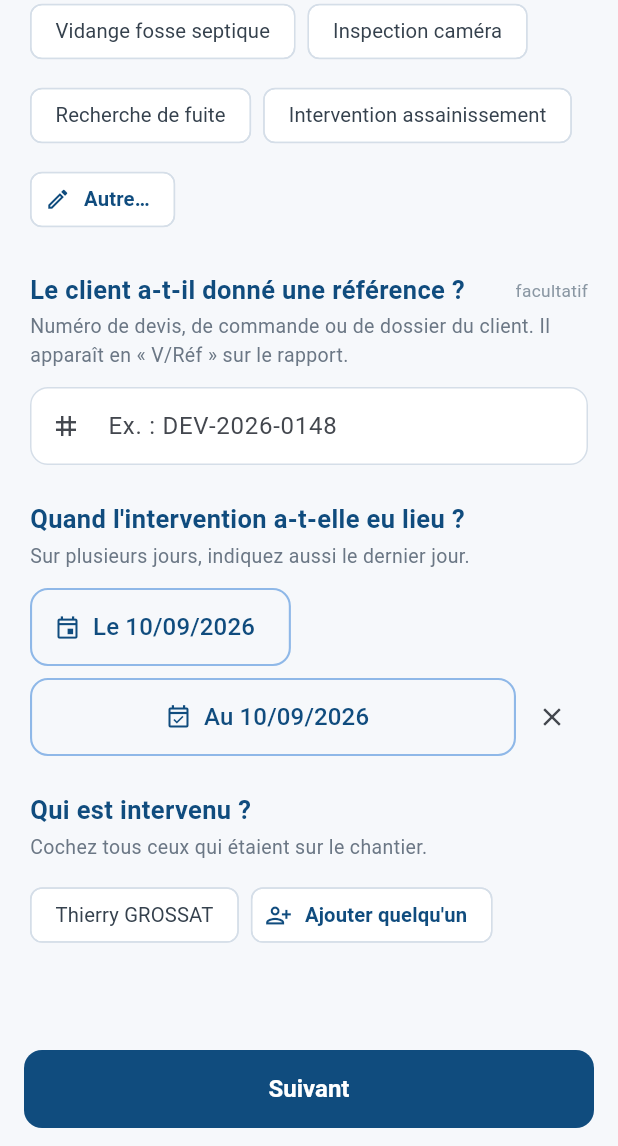
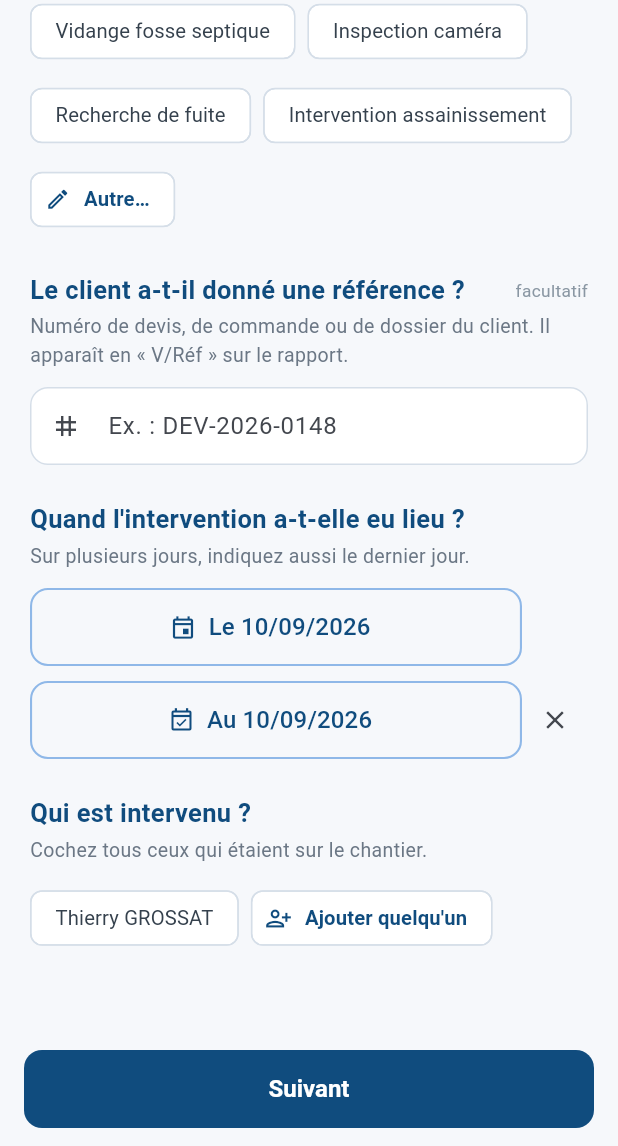
Before and after one commit to Thomas-Grsst/Flutter-Rapport-intervention, a Flutter app: the ReportWizardScreen screen opened directly with empty values, scrolled down 1030 dp, on a phone screen of 412 x 824 dp, the part 90-1236 px from its top. Run offline on Flutter 3.47's test engine with Material 3 defaults, Android fonts, the phone set to English and light mode, and no system bars; our stand-ins replace cross_file, image_picker, pdf, printing, share_plus, signature and 1 more.

Commit message:
Corrige le plantage au retour sur la liste des rapports
La vignette des cartes de la liste lisait encore sa photo avec `dart:io`.
Dans un navigateur, cela lève « Unsupported operation: _Namespace » : le
premier rapport comportant une photo faisait donc planter l'accueil au
retour de l'assistant. Elle passe par MediaImage, comme les autres écrans.

Ajoute le test qui aurait attrapé cette régression : hors du stockage sur
fichiers, plus aucun fichier de lib/ ne doit importer `dart:io`. Un tel
import compile sans broncher et n'explose qu'à l'ouverture de l'écran
fautif dans un navigateur.

Aligne enfin les deux dates d'intervention : la date de début, plus courte,
s'arrêtait au bout de son texte pendant que la date de fin occupait toute
la largeur. Elles partagent maintenant la même largeur, la gouttière de la
croix comprise.

Vérifications : flutter analyze sans avertissement, 36 tests, et le
parcours complet rejoué dans un navigateur jusqu'au retour sur la liste.

Co-Authored-By: Claude Opus 5 <noreply@anthropic.com>
Claude-Session: https://claude.ai/code/session_01J4rqwWm61WMrGSb4V6jZnn

```diff
--- a/lib/screens/steps/step_site.dart
+++ b/lib/screens/steps/step_site.dart
@@ -72,6 +72,23 @@ class _SiteStepState extends State<SiteStep> {
         }
       });
     }
+  }
+
+  /// Largeur réservée à la croix qui retire la date de fin. La même valeur
+  /// sert de gouttière sous la date de début, pour que les deux boutons
+  /// s'alignent exactement.
+  static const double _clearButtonWidth = 44;
+
+  Widget _dateButton({
+    required VoidCallback onPressed,
+    required IconData icon,
+    required String label,
+  }) {
+    return OutlinedButton.icon(
+      onPressed: onPressed,
+      icon: Icon(icon),
+      label: Text(label, style: const TextStyle(fontSize: 16)),
+    );
   }
 
   Future<void> _pickEndDate() async {
@@ -270,15 +287,23 @@ class _SiteStepState extends State<SiteStep> {
           child: Column(
             crossAxisAlignment: CrossAxisAlignment.start,
             children: [
-              OutlinedButton.icon(
+              // Les deux dates s'empilent sur la même largeur, avec la même
+              // gouttière à droite que la croix occupe sur la ligne du bas :
+              // sinon la date de début, plus courte, flottait de travers.
+              Row(
+                children: [
+                  Expanded(
+                    child: _dateButton(
                       onPressed: _pickDate,
-                icon: const Icon(Icons.event_outlined),
-                label: Text(
-                  _draft.isMultiDay
+                      icon: Icons.event_outlined,
+                      label: _draft.isMultiDay
                           ? 'Du ${_dateFormat.format(_draft.interventionDate)}'
                           : 'Le ${_dateFormat.format(_draft.interventionDate)}',
-                  style: const TextStyle(fontSize: 16),
                     ),
+                  ),
+                  if (_draft.interventionEndDate != null)
+                    const SizedBox(width: _clearButtonWidth),
+                ],
               ),
               if (_draft.interventionEndDate == null)
                 TextButton.icon(
@@ -288,24 +313,25 @@ class _SiteStepState extends State<SiteStep> {
                 )
               else
                 Padding(
-                  padding: const EdgeInsets.only(top: 8),
+                  padding: const EdgeInsets.only(top: 10),
                   child: Row(
                     children: [
                       Expanded(
-                        child: OutlinedButton.icon(
+                        child: _dateButton(
                           onPressed: _pickEndDate,
-                          icon: const Icon(Icons.event_available_outlined),
-                          label: Text(
+                          icon: Icons.event_available_outlined,
+                          label:
                               'Au ${_dateFormat.format(_draft.interventionEndDate!)}',
-                            style: const TextStyle(fontSize: 16),
                         ),
                       ),
-                      ),
-                      IconButton(
+                      SizedBox(
+                        width: _clearButtonWidth,
+                        child: IconButton(
                           tooltip: 'Retirer la date de fin',
                           icon: const Icon(Icons.close, size: 20),
                           onPressed: () =>
                               _update(() => _draft.interventionEndDate = null),
+                        ),
                       ),
                     ],
                   ),
```
Also changed, not shown: lib/widgets/report_card.dart (+5 -6 lines), 1 other file. Lines whose indentation alone changed are shown as unchanged.
